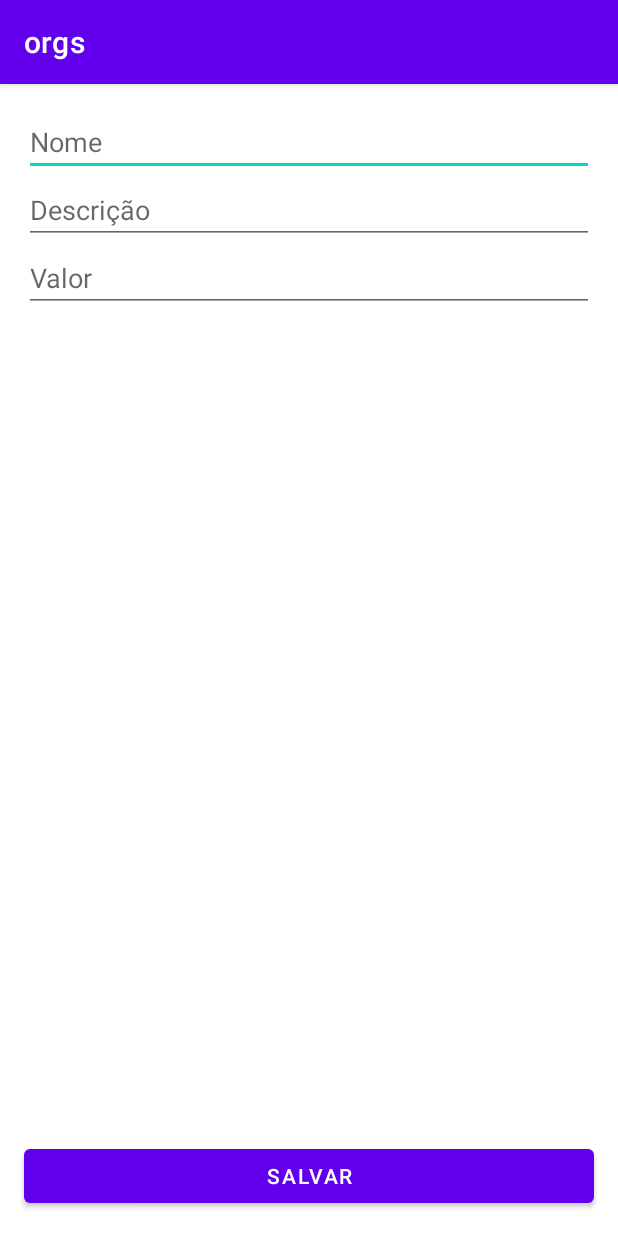
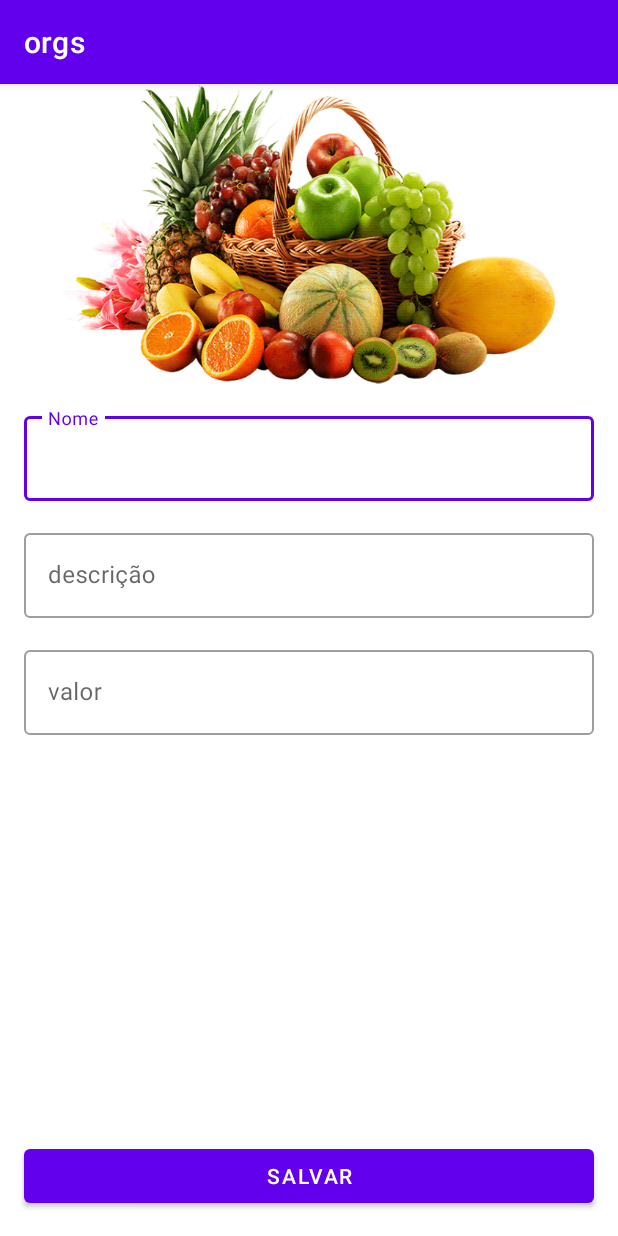
Before and after one commit to JuanRodriguesDev/Orgs, an Android app: the FormsActivity screen opened directly, with no data from a screen before it, on a phone screen of 412 x 824 dp. Run offline under Robolectric (Android 15) with nearby library versions, the phone set to English and light mode, and no system bars.

Commit message:
estilização

```diff
--- a/app/src/main/res/layout/activity_forms.xml
+++ b/app/src/main/res/layout/activity_forms.xml
@@ -12,36 +12,71 @@ android:layout_width="match_parent"
 android:layout_height="wrap_content"
 tools:context=".ui.activity.FormsActivity">
 
-<EditText
-    android:id="@+id/acitivity_forms_name"
+    <ImageView
+        android:id="@+id/activity_forms_image"
+        android:layout_width="0dp"
+        android:layout_height="200dp"
+        app:layout_constraintTop_toTopOf="parent"
+        app:layout_constraintStart_toStartOf="parent"
+        app:layout_constraintEnd_toEndOf="parent"
+        app:srcCompat="@drawable/cestadefrutas" />
+
+    <com.google.android.material.textfield.TextInputLayout
+        android:id="@+id/TextInputLayout_name"
         android:layout_width="0dp"
         android:layout_height="wrap_content"
-    android:hint="Nome"
-    android:inputType="text"
         android:layout_margin="16dp"
+        app:layout_constraintStart_toStartOf="parent"
         app:layout_constraintEnd_toEndOf="parent"
-    app:layout_constraintStart_toStartOf="parent"
-    app:layout_constraintTop_toTopOf="parent"/>
+        app:layout_constraintTop_toBottomOf="@id/activity_forms_image"
+        style="@style/Widget.MaterialComponents.TextInputLayout.OutlinedBox">
 
-<EditText
-    android:id="@+id/acitivity_forms_description"
+        <com.google.android.material.textfield.TextInputEditText
+            android:id="@+id/acitivity_forms_name"
+            android:layout_width="match_parent"
+            android:layout_height="wrap_content"
+            android:hint="Nome" />
+    </com.google.android.material.textfield.TextInputLayout>
+
+    //------------------------------------------------------------------------------------------
+
+    <com.google.android.material.textfield.TextInputLayout
+        android:id="@+id/TextInputLayout_description"
         android:layout_width="0dp"
         android:layout_height="wrap_content"
-    android:hint="Descrição"
-    android:inputType="text"
-    app:layout_constraintEnd_toEndOf="@id/acitivity_forms_name"
-    app:layout_constraintStart_toStartOf="@id/acitivity_forms_name"
-    app:layout_constraintTop_toBottomOf="@id/acitivity_forms_name"/>
+        android:layout_margin="16dp"
+        app:layout_constraintStart_toStartOf="parent"
+        app:layout_constraintEnd_toEndOf="parent"
+        app:layout_constraintTop_toBottomOf="@id/TextInputLayout_name"
+        style="@style/Widget.MaterialComponents.TextInputLayout.OutlinedBox">
 
-<EditText
-    android:id="@+id/acitivity_forms_value"
+        <com.google.android.material.textfield.TextInputEditText
+            android:id="@+id/acitivity_forms_description"
+            android:layout_width="match_parent"
+            android:layout_height="wrap_content"
+            android:hint="descrição" />
+    </com.google.android.material.textfield.TextInputLayout>
+
+    //------------------------------------------------------------------------------------------
+
+    <com.google.android.material.textfield.TextInputLayout
+        android:id="@+id/TextInputLayout_value"
         android:layout_width="0dp"
         android:layout_height="wrap_content"
-    android:hint="Valor"
-    android:inputType="numberDecimal"
-    app:layout_constraintEnd_toEndOf="@id/acitivity_forms_description"
-    app:layout_constraintStart_toStartOf="@id/acitivity_forms_description"
-    app:layout_constraintTop_toBottomOf="@id/acitivity_forms_description"/>
+        android:layout_margin="16dp"
+        app:layout_constraintStart_toStartOf="parent"
+        app:layout_constraintEnd_toEndOf="parent"
+        app:layout_constraintTop_toBottomOf="@id/TextInputLayout_description"
+        style="@style/Widget.MaterialComponents.TextInputLayout.OutlinedBox">
+
+        <com.google.android.material.textfield.TextInputEditText
+            android:id="@+id/acitivity_forms_value"
+            android:layout_width="match_parent"
+            android:layout_height="wrap_content"
+            android:hint="valor" />
+    </com.google.android.material.textfield.TextInputLayout>
+
+    //------------------------------------------------------------------------------------------
 
 <Button
     android:id="@+id/acitivity_forms_btnSave"
@@ -53,7 +88,9 @@ tools:context=".ui.activity.FormsActivity">
     app:layout_constraintEnd_toEndOf="parent"
     app:layout_constraintStart_toStartOf="parent"
     app:layout_constraintBottom_toBottomOf="parent"
-    app:layout_constraintTop_toBottomOf="@+id/acitivity_forms_value"/>
+    app:layout_constraintTop_toBottomOf="@+id/TextInputLayout_value"
+    app:layout_constraintHorizontal_bias="1"/>
+
 
 </androidx.constraintlayout.widget.ConstraintLayout>
     </ScrollView>
--- a/app/src/main/res/layout/product_item.xml
+++ b/app/src/main/res/layout/product_item.xml
@@ -13,7 +13,6 @@
         xmlns:tools="http://schemas.android.com/tools"
         android:layout_width="match_parent"
         android:layout_height="wrap_content">
-
 
         <TextView
             android:id="@+id/product_item_name"
@@ -66,7 +65,7 @@
             android:id="@+id/imageView"
             android:layout_width="0dp"
             android:layout_height="0dp"
-            android:scaleType="centerCrop"
+            android:scaleType="fitCenter"
             app:layout_constraintWidth_percent="0.3"
             app:layout_constraintBottom_toBottomOf="parent"
             app:layout_constraintEnd_toStartOf="@id/product_item_name"
```
Lines whose indentation alone changed are shown as unchanged.
